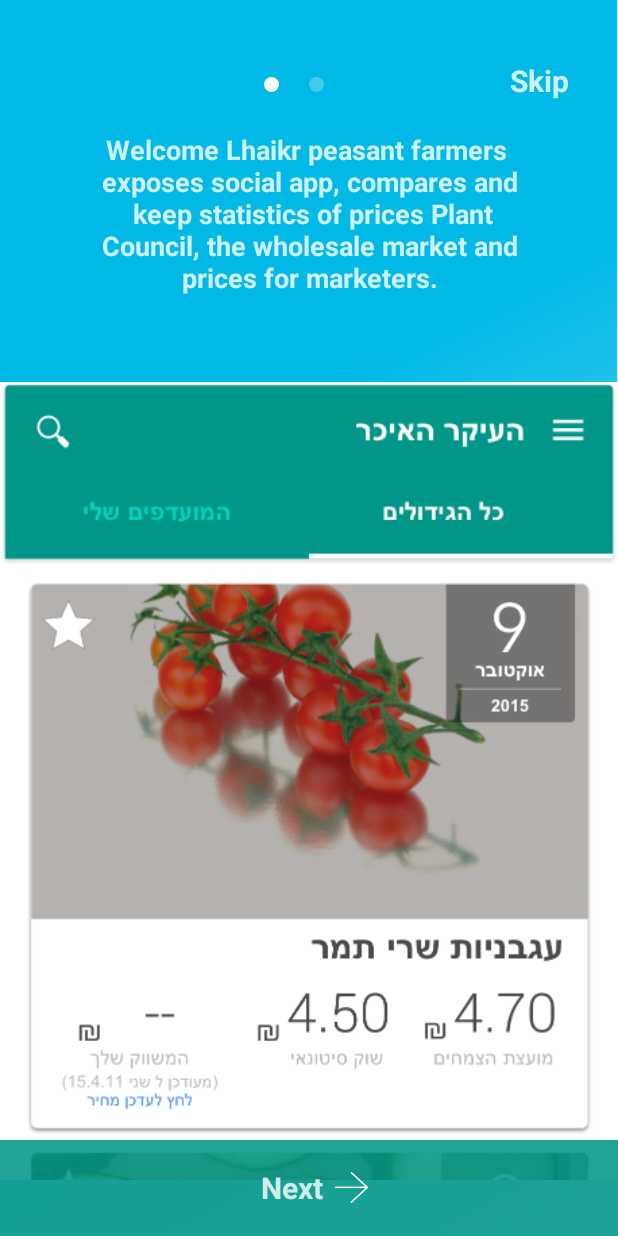
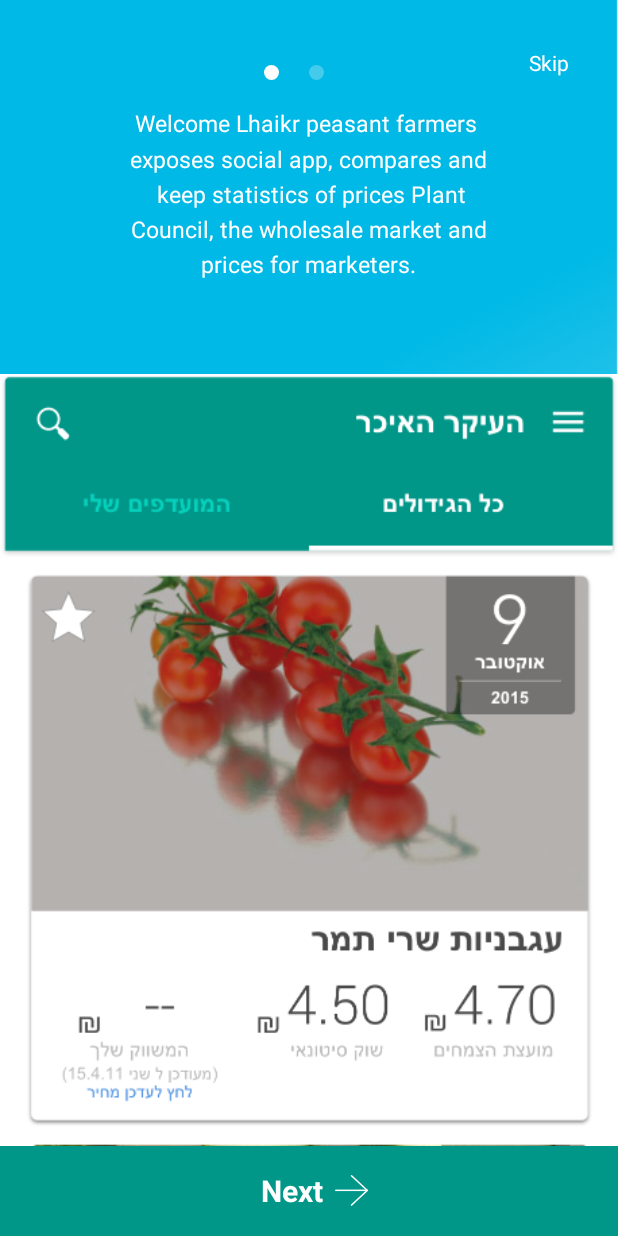
Before and after one commit to thinkmobiles/FarmersApp_Android, an Android app: the TutorialActivity screen opened directly, with no data from a screen before it, on a phone screen of 412 x 824 dp. Run offline under Robolectric (Android 15) with nearby library versions, the phone set to English and light mode, and no system bars; our stand-ins replace ButterKnife.

Commit message:
fix strings, tutorial

```diff
--- a/app/src/main/java/com/farmers/underground/ui/fragments/SignUpFragment.java
+++ b/app/src/main/java/com/farmers/underground/ui/fragments/SignUpFragment.java
@@ -142,10 +142,4 @@ public class SignUpFragment extends BaseFragment<LoginSignUpActivity>  {
         }
         return false;
     }
-
-    @OnClick(R.id.rlIcon)
-    protected void goToPickMarketer(){
-        getHostActivity().popBackStackUpTo(getClass());
-        getHostActivity().switchFragment(SelectMarketerFragment.class.getName(), false);
-    }
 }
--- a/app/src/main/java/com/farmers/underground/ui/fragments/TutorialItemFragment.java
+++ b/app/src/main/java/com/farmers/underground/ui/fragments/TutorialItemFragment.java
@@ -14,6 +14,7 @@ import com.farmers.underground.R;
 import com.farmers.underground.config.ProjectConstants;
 import com.farmers.underground.ui.activities.TutorialActivity;
 import com.farmers.underground.ui.base.BaseFragment;
+import com.farmers.underground.ui.custom_views.CustomTextView;
 import com.farmers.underground.ui.models.TutorialItemDataHolder;
 
 /**
@@ -26,7 +27,7 @@ public class TutorialItemFragment extends BaseFragment<TutorialActivity> {
     protected ImageView iv_TutorialItemBG;
 
     @Bind(R.id.tv_TutorialText)
-    protected TextView tv_TutorialText;
+    protected CustomTextView tv_TutorialText;
 
     @Bind(R.id.fl_TutorialNext)
     protected FrameLayout fl_nextButton;
--- a/app/src/main/res/color/selector_tutorial_title.xml
+++ b/app/src/main/res/color/selector_tutorial_title.xml
@@ -1,5 +1,5 @@
 <?xml version="1.0" encoding="utf-8"?>
 <selector xmlns:android="http://schemas.android.com/apk/res/android">
-    <item android:color="@color/text_white" android:state_pressed="false"/>
+    <item android:color="@color/white" android:state_pressed="false"/>
     <item android:color="@color/white_opague" android:state_pressed="true"/>
 </selector>
--- a/app/src/main/res/layout-iw-ldrtl/item_tutorial.xml
+++ b/app/src/main/res/layout-iw-ldrtl/item_tutorial.xml
@@ -1,6 +1,7 @@
 <?xml version="1.0" encoding="utf-8"?>
 <RelativeLayout
         xmlns:android="http://schemas.android.com/apk/res/android"
+        xmlns:custom="http://schemas.android.com/apk/res-auto"
         android:layout_width="match_parent"
         android:layout_height="match_parent"
         android:background="@drawable/tutorial_bg"
@@ -20,7 +21,8 @@
             android:orientation="vertical"
             android:layout_width="fill_parent"
             android:layout_height="fill_parent" android:layout_below="@+id/tv_TutorialTitle">
-        <TextView
+
+            <com.farmers.underground.ui.custom_views.CustomTextView
                 android:id="@+id/tv_TutorialText"
                 style="@style/TV_Tutorial_Content"
                 android:layout_width="wrap_content"
@@ -31,6 +33,8 @@
                 android:text="@string/tutorial_content_1"
                 android:layout_marginTop="@dimen/tutorial_content_top_margin"
                 android:layout_marginBottom="@dimen/tutorial_content_top_margin"
+                custom:customFont="bold"
+                android:lineSpacingMultiplier="1.3"
                 android:layout_gravity="center_horizontal"/>
         <ImageView
                 android:id="@+id/iv_TutorialItemBG"
@@ -47,7 +51,7 @@
             android:id="@+id/fl_TutorialNext"
             android:layout_height="@dimen/tutorial_next_btn_height"
             android:layout_alignParentBottom="true"
-            android:background="@drawable/selector_tutorial_next_bg"
+            android:background="@color/aqua"
             >
         <LinearLayout
                 android:layout_width="wrap_content"
--- a/app/src/main/res/layout/item_tutorial.xml
+++ b/app/src/main/res/layout/item_tutorial.xml
@@ -1,10 +1,10 @@
 <?xml version="1.0" encoding="utf-8"?>
-<RelativeLayout
-        xmlns:android="http://schemas.android.com/apk/res/android"
+<RelativeLayout xmlns:android="http://schemas.android.com/apk/res/android"
+    xmlns:custom="http://schemas.android.com/apk/res-auto"
     android:layout_width="match_parent"
     android:layout_height="match_parent"
-        android:background="@drawable/tutorial_bg"
-        >
+    xmlns:app="http://schemas.android.com/apk/res-auto"
+    android:background="@drawable/tutorial_bg">
     <TextView
             android:id="@+id/tv_TutorialTitle"
             style="@style/TV_Tutorial_Title"
@@ -20,16 +20,21 @@
             android:orientation="vertical"
             android:layout_width="fill_parent"
             android:layout_height="fill_parent" android:layout_below="@+id/tv_TutorialTitle">
-        <TextView
+
+        <com.farmers.underground.ui.custom_views.CustomTextView
             android:id="@+id/tv_TutorialText"
             style="@style/TV_Tutorial_Content"
-                android:layout_width="match_parent"
+            android:layout_width="wrap_content"
             android:layout_height="wrap_content"
+            android:layout_marginLeft="@dimen/tutorial_content_side_margin"
+            android:layout_marginRight="@dimen/tutorial_content_side_margin"
             android:gravity="center_vertical|center_horizontal"
-                android:layout_below="@+id/tv_TutorialTitle"
+            android:text="@string/tutorial_content_1"
             android:layout_marginTop="@dimen/tutorial_content_top_margin"
             android:layout_marginBottom="@dimen/tutorial_content_top_margin"
-                android:text="@string/tutorial_content_1"/>
+            custom:customFont="regular"
+            android:lineSpacingMultiplier="1.3"
+            android:layout_gravity="center_horizontal"/>
         <ImageView
                 android:id="@+id/iv_TutorialItemBG"
                 android:layout_width="match_parent"
@@ -43,7 +48,8 @@
             android:id="@+id/fl_TutorialNext"
             android:layout_height="@dimen/tutorial_next_btn_height"
             android:layout_alignParentBottom="true"
-            android:background="@drawable/selector_tutorial_next_bg">
+            android:background="@color/aqua"
+        >
         <LinearLayout
                 android:layout_width="wrap_content"
                 android:layout_height="@dimen/tutorial_next_btn_height"
--- a/app/src/main/res/values-iw-ldrtl/strings.xml
+++ b/app/src/main/res/values-iw-ldrtl/strings.xml
@@ -14,20 +14,22 @@
          של מחירי מועצת הצמחים, השוק\n
          הסיטונאי ומחירי המשווקים. </string>
     <string name="tutorial_content_2">
-        כל סוג גידול מתעדכן ברמה היומית\n
-        מול מועצת הצמחים,השוק הסיטונאי\n
-        ומחיר המשווק האישי שלך,\n
-        באפשרותך  לראות מחירי משווקים
-        נוספים שהוזנו על ידי\nחבריך החקלאים</string>
+        כל סוג גידול מתעדכן ברמה היומית מול\n
+    מועצת הצמחים,השוק הסיטונאי ומחיר\n
+    המשווק האישי שלך, באפשרותך לראות\n
+    מחירי משווקים נוספים שהוזנו על ידי\n
+    חבריך החקלאים</string>
+
+
     <string name="tutorial_next">הבא</string>
 
     <!--//login-->
     <string name="login_text_header">העיקר האיכר</string>
     <string name="login_text_subheader">מחירי גידולים בצורה נוחה</string>
-    <string name="login_email">\u200Fאימייל</string>
-    <string name="login_password">\u200Fסיסמא</string>
+    <string name="login_email">אימייל</string>
+    <string name="login_password">סיסמה</string>
 
-    <string name="login_password_confirm">סיסמה אשר</string>
+    <string name="login_password_confirm">אשר סיסמה</string>
     <string name="login_forgot_password">\u200Fשכחת את הסיסמא?</string>
     <string name="login_text_login">כניסה</string>
     <string name="login_or">או</string>
@@ -46,7 +48,7 @@
   <!--  //sign_up-->
     <string name="sign_up_full_name">שם מלא</string>
     <string name="sign_up_text_sign_up">הירשם</string>
-    <string name="sign_up_register_facebook">רישום עם פייסבוקהירשם</string>
+    <string name="sign_up_register_facebook">עם פייסבוקהירשם</string>
     <string name="sign_up_text_login">כניסה</string>
     <string name="sign_up_is_registred">רשומים כבר?</string>
 
@@ -80,7 +82,7 @@
  <!--   //main activity-->
     <string name="main_activity_tab_all_crops">כל הגידולים</string>
     <string name="main_activity_tab_favourites">המועדפים שלי</string>
-    <string name="search_label"><u>גידולי חיפושּ</u></string>
+    <string name="search_label"><u>חיפוש גידוליּ</u></string>
     <string name="no_crops_found">"לא מצאו גידולים \n"</string>
     <string name="all">" את כל"</string>
     <string name="tap_to_refresh_price">לחץ לעדכן מחיר</string>
--- a/app/src/main/res/values-ldpi/dimens.xml
+++ b/app/src/main/res/values-ldpi/dimens.xml
@@ -1,7 +1,7 @@
 <?xml version="1.0" encoding="utf-8"?>
 <resources>
     <dimen name="tutorial_content_top_margin">4dp</dimen>
-    <dimen name="tutorial_content_text_size">12sp</dimen>
+    <!--<dimen name="tutorial_content_text_size">12sp</dimen>-->
 
 
     </resources>
--- a/app/src/main/res/values-mdpi/dimens.xml
+++ b/app/src/main/res/values-mdpi/dimens.xml
@@ -1,5 +1,5 @@
 <?xml version="1.0" encoding="utf-8"?>
 <resources>
     <dimen name="tutorial_content_top_margin">15dp</dimen>
-    <dimen name="tutorial_content_text_size">14sp</dimen>
+    <!--<dimen name="tutorial_content_text_size">14sp</dimen>-->
     </resources>
--- a/app/src/main/res/values-xhdpi/dimens.xml
+++ b/app/src/main/res/values-xhdpi/dimens.xml
@@ -1,6 +1,6 @@
 <?xml version="1.0" encoding="utf-8"?>
 <resources>
     <dimen name="tutorial_content_top_margin">40dp</dimen>
-    <dimen name="tutorial_content_text_size">18sp</dimen>
+    <!--<dimen name="tutorial_content_text_size">18sp</dimen>-->
 
     </resources>
--- a/app/src/main/res/values/dimens.xml
+++ b/app/src/main/res/values/dimens.xml
@@ -8,18 +8,18 @@
     <dimen name="tutorial_dot_drawable_size">10dp</dimen>
     <dimen name="tutorial_bg_corners">0dp</dimen>
     <dimen name="tutorial_bg_item_offset">8dp</dimen>
-    <dimen name="tutorial_radio_top_margin">41dp</dimen>
-    <dimen name="tutorial_title_top_margin">40dp</dimen>
-    <dimen name="tutorial_title_text_size">20sp</dimen>
-    <dimen name="tutorial_content_text_size">16sp</dimen>
+    <dimen name="tutorial_radio_top_margin">33dp</dimen>
+    <dimen name="tutorial_title_top_margin">32dp</dimen>
+    <dimen name="tutorial_title_text_size">14sp</dimen>
+    <dimen name="tutorial_content_text_size">15sp</dimen>
     <dimen name="tutorial_next_text_size">20sp</dimen>
     <dimen name="tutorial_title_side_margin">32.5dp</dimen>
-    <dimen name="tutorial_next_btn_height">64dp</dimen>
+    <dimen name="tutorial_next_btn_height">60dp</dimen>
     <dimen name="tutorial_next_margin">10dp</dimen>
     <dimen name="tutorial_next_tv_padding">60dp</dimen>
     <dimen name="tutorial_arrow_size">22dp</dimen>
     <dimen name="tutorial_content_top_margin">40dp</dimen>
-    <dimen name="tutorial_content_side_margin">48.5dp</dimen>
+    <dimen name="tutorial_content_side_margin">45dp</dimen>
     <dimen name="tutorial_content_margin_top">113dp</dimen>
     <dimen name="tutorial_content_image_margin">37.5dp</dimen>
     //login
--- a/app/src/main/res/values/styles.xml
+++ b/app/src/main/res/values/styles.xml
@@ -36,8 +36,7 @@
     </style>
 
     <style name="TV_Tutorial_Title">
-        <item name="android:textColor">@color/text_white</item>
-        <item name="android:textStyle">bold</item>
+        <item name="android:textColor">@color/white</item>
         <item name="android:textSize">@dimen/tutorial_title_text_size</item>
     </style>
 
@@ -46,6 +45,7 @@
     </style>
     <style name="TV_Tutorial_Next" parent="TV_Tutorial_Title">
         <item name="android:textSize">@dimen/tutorial_next_text_size</item>
+        <item name="android:textStyle">bold</item>
     </style>
 
     <style name="TextLoginScreen">
```
Lines whose indentation alone changed are shown as unchanged.
